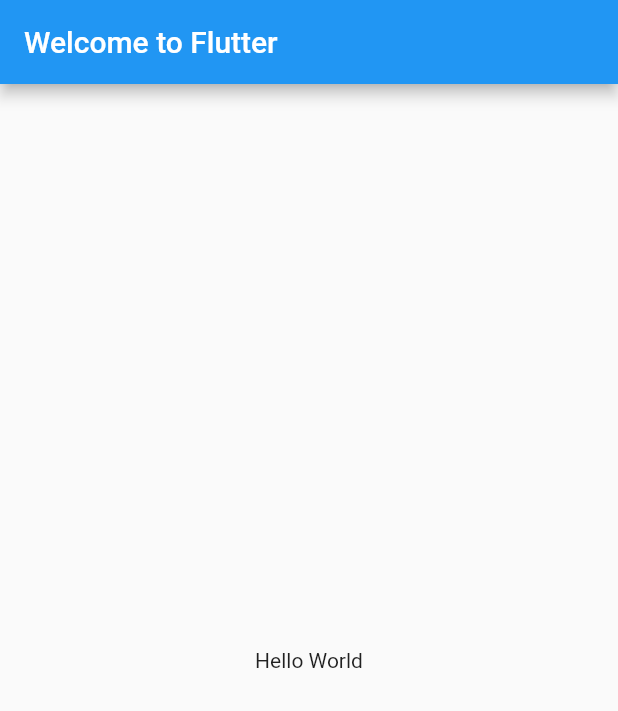
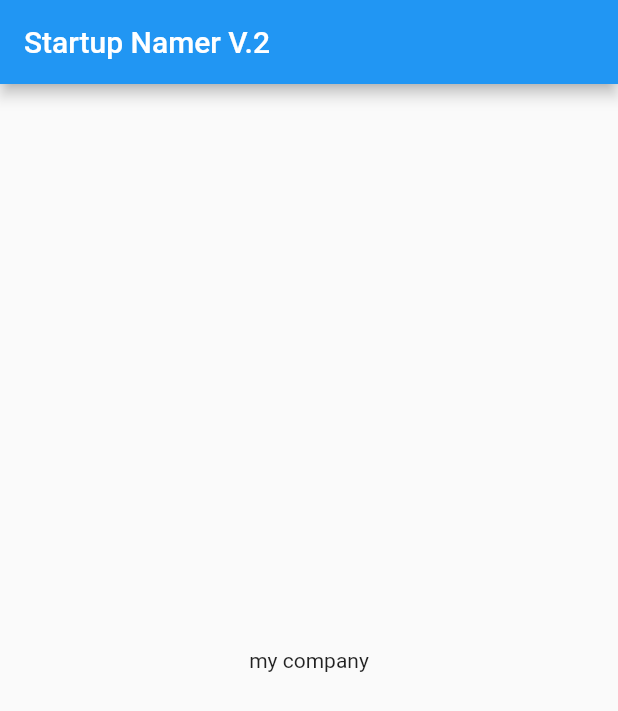
Before and after one commit to pattanasak4869/startup_namer, a Flutter app: the screen it shows after launch, on a phone screen of 412 x 824 dp. Shown: the top 711 px of the screen. Run offline on Flutter 3.47's test engine with Material 2 defaults, Android fonts, the phone set to English and light mode, and no system bars.

Commit message:
edit main

```diff
--- a/lib/main.dart
+++ b/lib/main.dart
@@ -6,13 +6,13 @@ class MyApp extends StatelessWidget {
   @override
   Widget build(BuildContext context) {
     return MaterialApp(
-      title: 'Welcome to Flutter',
+      title: 'Startup Namer',
       home: Scaffold(
         appBar: AppBar(
-          title: const Text('Welcome to Flutter'),
+          title: const Text('Startup Namer V.2'),
         ),
         body: const Center(
-          child: const Text('Hello World'),
+          child: const Text('my company'),
         ),
       ),
     );
```
